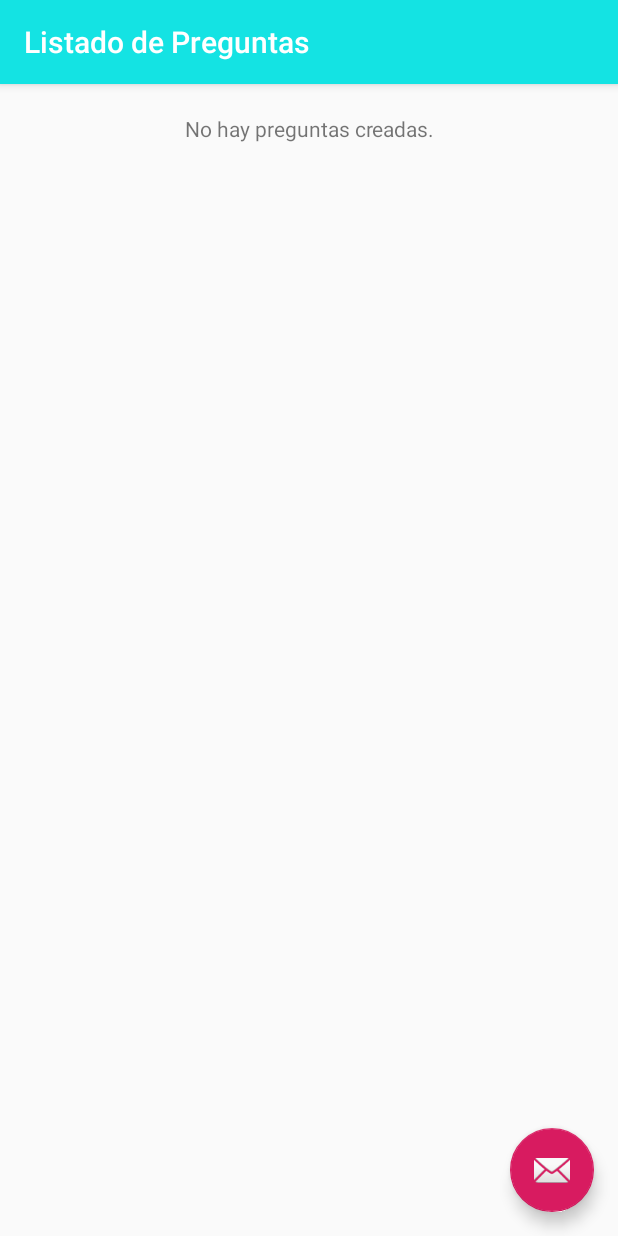
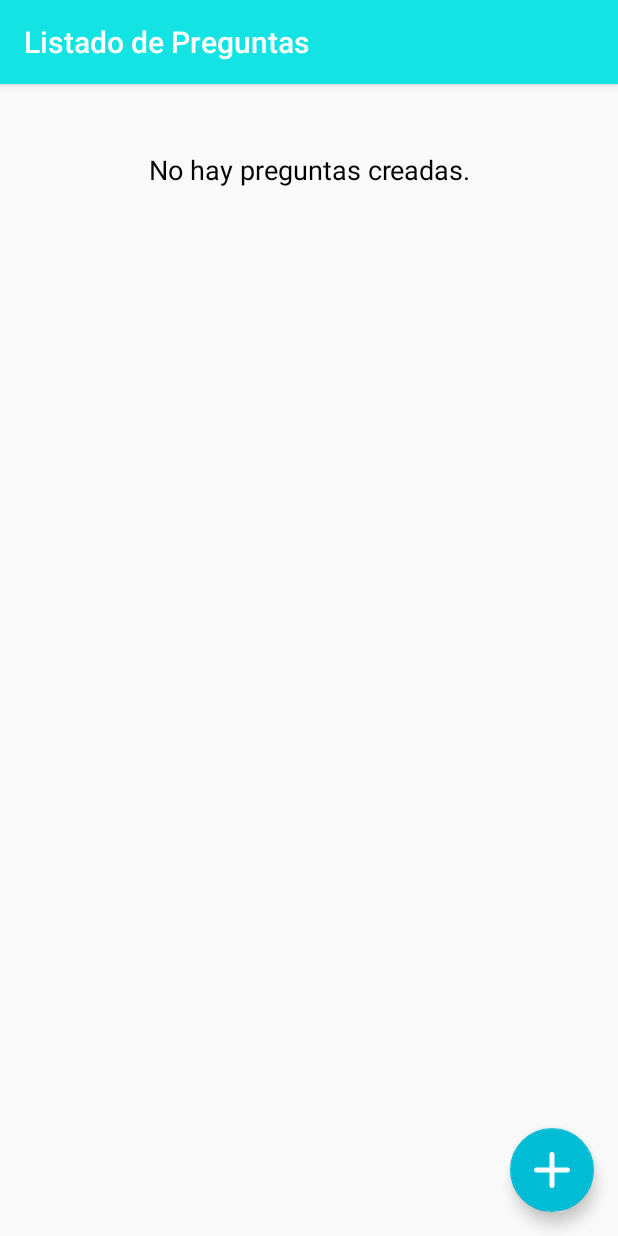
Before and after one commit to RYuste/AppQuiz, an Android app: the ListadoPreguntasActivity screen opened directly, with no data from a screen before it, on a phone screen of 412 x 824 dp. Run offline under Robolectric (Android 15) with nearby library versions, the phone set to English and light mode, and no system bars; Roboto replaces fonts that are not available here.

Commit message:
Retoque y acabado del listado de preguntas

```diff
--- a/app/src/main/java/com/appquiz/proyectoappquiz/ListadoPreguntasActivity.java
+++ b/app/src/main/java/com/appquiz/proyectoappquiz/ListadoPreguntasActivity.java
@@ -10,6 +10,7 @@ import android.support.v7.widget.LinearLayoutManager;
 import android.support.v7.widget.RecyclerView;
 import android.support.v7.widget.Toolbar;
 import android.view.View;
+import android.widget.TextView;
 import android.widget.Toast;
 
 import java.util.ArrayList;
@@ -18,6 +19,7 @@ public class ListadoPreguntasActivity extends AppCompatActivity {
 
     private String TAG = "ListadoPreguntasActivity";
     private Context myContext;
+    private TextView noCreadas;
 
     @Override
     protected void onCreate(Bundle savedInstanceState) {
@@ -65,10 +67,16 @@ public class ListadoPreguntasActivity extends AppCompatActivity {
         myContext = this;
 
         final ArrayList<Pregunta> listaPreguntas = Repositorio.getRepositorio().consultaListarPreguntas(myContext);
+
         // Inicializa el RecyclerView
         final RecyclerView recyclerView = (RecyclerView) findViewById(R.id.recycler_ListaPreguntas);
         // Crea el Adaptador con los datos de la lista anterior
         PreguntasAdapter adaptador = new PreguntasAdapter(listaPreguntas);
+
+        //Si listaPreguntas está lleno, oculta el mensaje de "No hay preguntas creadas", sino, lo muestra
+        noCreadas = (TextView) findViewById(R.id.textView_noPreguntas);
+        if(!listaPreguntas.isEmpty()){
+            noCreadas.setVisibility(View.INVISIBLE);
 
             // Asocia el elemento de la lista con una acción al ser pulsado
             adaptador.setOnClickListener(new View.OnClickListener() {
@@ -87,7 +95,9 @@ public class ListadoPreguntasActivity extends AppCompatActivity {
 
             // Muestra el RecyclerView en vertical
             recyclerView.setLayoutManager(new LinearLayoutManager(this));
-
+        }else{
+            noCreadas.setVisibility(View.VISIBLE);
+        }
         MyLog.d(TAG, "Cerrando onResume...");
     }
 
--- a/app/src/main/res/layout/activity_listado_preguntas.xml
+++ b/app/src/main/res/layout/activity_listado_preguntas.xml
@@ -28,6 +28,7 @@
         android:layout_height="wrap_content"
         android:layout_gravity="bottom|end"
         android:layout_margin="@dimen/fab_margin"
-        app:srcCompat="@android:drawable/ic_dialog_email" />
+        app:backgroundTint="#00BCD4"
+        app:srcCompat="@drawable/anadir" />
 
 </android.support.design.widget.CoordinatorLayout>
--- a/app/src/main/res/layout/content_listado_preguntas.xml
+++ b/app/src/main/res/layout/content_listado_preguntas.xml
@@ -10,24 +10,28 @@
 
     <TextView
         android:id="@+id/textView_noPreguntas"
-        android:layout_width="212dp"
-        android:layout_height="22dp"
+        android:layout_width="259dp"
+        android:layout_height="28dp"
         android:layout_marginStart="8dp"
         android:layout_marginTop="8dp"
         android:layout_marginEnd="8dp"
         android:layout_marginBottom="8dp"
-        android:gravity="center_horizontal"
+        android:gravity="center_vertical|center_horizontal"
         android:text="No hay preguntas creadas."
+        android:textColor="#000000"
+        android:textSize="18sp"
         app:layout_constraintBottom_toBottomOf="parent"
         app:layout_constraintEnd_toEndOf="parent"
+        app:layout_constraintHorizontal_bias="0.504"
         app:layout_constraintStart_toStartOf="parent"
         app:layout_constraintTop_toTopOf="parent"
-        app:layout_constraintVertical_bias="0.016" />
+        app:layout_constraintVertical_bias="0.049"
+        tools:textSize="14sp" />
 
     <android.support.v7.widget.RecyclerView
         android:id="@+id/recycler_ListaPreguntas"
         android:layout_width="368dp"
-        android:layout_height="463dp"
+        android:layout_height="539dp"
         android:layout_marginStart="8dp"
         android:layout_marginTop="8dp"
         android:layout_marginEnd="8dp"
--- a/app/src/main/res/layout/content_nueva_pregunta.xml
+++ b/app/src/main/res/layout/content_nueva_pregunta.xml
@@ -31,13 +31,14 @@
         android:id="@+id/buttonGuardar"
         android:layout_width="107dp"
         android:layout_height="42dp"
-        android:layout_marginStart="8dp"
+        android:layout_marginStart="5dp"
         android:layout_marginTop="8dp"
         android:layout_marginEnd="8dp"
         android:layout_marginBottom="8dp"
         android:text="Guardar"
         app:layout_constraintBottom_toBottomOf="parent"
         app:layout_constraintEnd_toEndOf="parent"
+        app:layout_constraintHorizontal_bias="0.507"
         app:layout_constraintStart_toStartOf="parent"
         app:layout_constraintTop_toTopOf="parent"
         app:layout_constraintVertical_bias="0.017" />
```
Also changed, not shown: app/src/main/java/com/appquiz/proyectoappquiz/NuevaPreguntaActivity.java (+16 -0 lines), app/src/main/java/com/appquiz/proyectoappquiz/Repositorio.java (+15 -1 lines), app/src/main/res/layout/row.xml (+8 -0 lines), app/src/main/res/drawable/anadir.png (added). Lines whose indentation alone changed are shown as unchanged.
